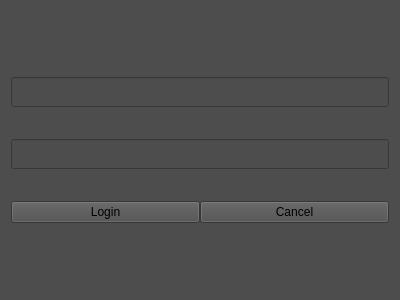
The window that account.ui (PandaVOIP/PandaVOIP-client) describes before a commit, drawn with Qt 5.
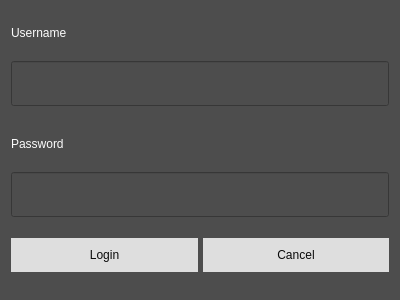
The same window after the commit.

```diff
--- a/account.ui
+++ b/account.ui
@@ -14,24 +14,31 @@
    <string>Form</string>
   </property>
   <property name="styleSheet">
-   <string notr="true">background-color: rgb(77, 77, 77);</string>
+   <string notr="true">QWidget#Account{
+	background-color: rgb(77, 77, 77);
+}
+
+QLineEdit{
+	background-color: rgb(77, 77, 77);
+}</string>
   </property>
   <layout class="QVBoxLayout" name="verticalLayout">
    <item>
-    <spacer name="verticalSpacer">
-     <property name="orientation">
-      <enum>Qt::Vertical</enum>
+    <widget class="QLabel" name="username_label">
+     <property name="sizePolicy">
+      <sizepolicy hsizetype="Preferred" vsizetype="Fixed">
+       <horstretch>0</horstretch>
+       <verstretch>0</verstretch>
+      </sizepolicy>
      </property>
-     <property name="sizeType">
-      <enum>QSizePolicy::Preferred</enum>
+     <property name="styleSheet">
+      <string notr="true">background-color: none;
+color: #fcfcfc;</string>
      </property>
-     <property name="sizeHint" stdset="0">
-      <size>
-       <width>20</width>
-       <height>40</height>
-      </size>
+     <property name="text">
+      <string>Username</string>
      </property>
-    </spacer>
+    </widget>
    </item>
    <item>
     <widget class="QLineEdit" name="username">
@@ -42,7 +49,42 @@
       </size>
      </property>
      <property name="styleSheet">
-      <string notr="true">color: white;</string>
+      <string notr="true">font-size: 18px;
+color: white;
+padding: 10px;</string>
+     </property>
+    </widget>
+   </item>
+   <item>
+    <spacer name="verticalSpacer">
+     <property name="orientation">
+      <enum>Qt::Vertical</enum>
+     </property>
+     <property name="sizeType">
+      <enum>QSizePolicy::Fixed</enum>
+     </property>
+     <property name="sizeHint" stdset="0">
+      <size>
+       <width>20</width>
+       <height>10</height>
+      </size>
+     </property>
+    </spacer>
+   </item>
+   <item>
+    <widget class="QLabel" name="password_label">
+     <property name="sizePolicy">
+      <sizepolicy hsizetype="Preferred" vsizetype="Fixed">
+       <horstretch>0</horstretch>
+       <verstretch>0</verstretch>
+      </sizepolicy>
+     </property>
+     <property name="styleSheet">
+      <string notr="true">background-color: none;
+color: #fcfcfc;</string>
+     </property>
+     <property name="text">
+      <string>Password</string>
      </property>
     </widget>
    </item>
@@ -55,17 +97,31 @@
       </size>
      </property>
      <property name="styleSheet">
-      <string notr="true">color: white;</string>
+      <string notr="true">font-size: 18px;
+color: white;
+padding: 10px;</string>
      </property>
     </widget>
    </item>
    <item>
     <layout class="QHBoxLayout" name="horizontalLayout">
      <property name="spacing">
-      <number>0</number>
+      <number>5</number>
      </property>
      <item>
       <widget class="QPushButton" name="login">
+       <property name="styleSheet">
+        <string notr="true">#login{
+	border: none;
+	background-color: #dedede;
+	color: #0a0a0a;
+	padding: 10px;
+}
+
+#login:hover{
+	background-color: #6adede;
+}</string>
+       </property>
        <property name="text">
         <string>Login</string>
        </property>
@@ -73,6 +129,18 @@
      </item>
      <item>
       <widget class="QPushButton" name="cancel">
+       <property name="styleSheet">
+        <string notr="true">#cancel{
+	border: none;
+	background-color: #dedede;
+	color: #0a0a0a;
+	padding: 10px;
+}
+
+#cancel:hover{
+	background-color: #6adede;
+}</string>
+       </property>
        <property name="text">
         <string>Cancel</string>
        </property>
@@ -80,22 +148,6 @@
      </item>
     </layout>
    </item>
-   <item>
-    <spacer name="verticalSpacer_2">
-     <property name="orientation">
-      <enum>Qt::Vertical</enum>
-     </property>
-     <property name="sizeType">
-      <enum>QSizePolicy::Preferred</enum>
-     </property>
-     <property name="sizeHint" stdset="0">
-      <size>
-       <width>20</width>
-       <height>40</height>
-      </size>
-     </property>
-    </spacer>
-   </item>
   </layout>
  </widget>
  <resources/>
```
